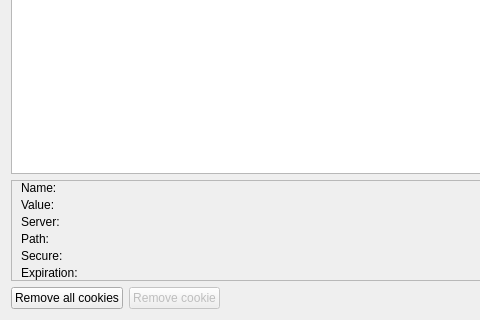
First picture: the form in src/cookies/cookiemanager.ui, repository QupZilla/qupzilla, before the edit; both pictures show x 0 to 480 and y 95 to 415 of the 617 by 415 pixel window.
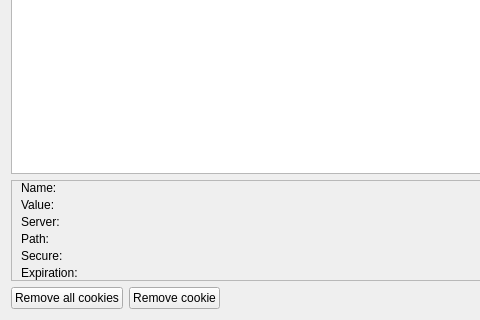
Second picture: the form after the edit. Custom widgets are drawn as their Qt base class.

Patch:
```diff
--- a/src/cookies/cookiemanager.ui
+++ b/src/cookies/cookiemanager.ui
@@ -197,10 +197,7 @@
        </widget>
       </item>
       <item>
-       <widget class="QPushButton" name="removeCookie">
-        <property name="enabled">
-         <bool>false</bool>
-        </property>
+       <widget class="QPushButton" name="removeOne">
         <property name="text">
          <string>Remove cookie</string>
         </property>
```
Left out of the diff: 3 changed lines with no effect on the pictures.
